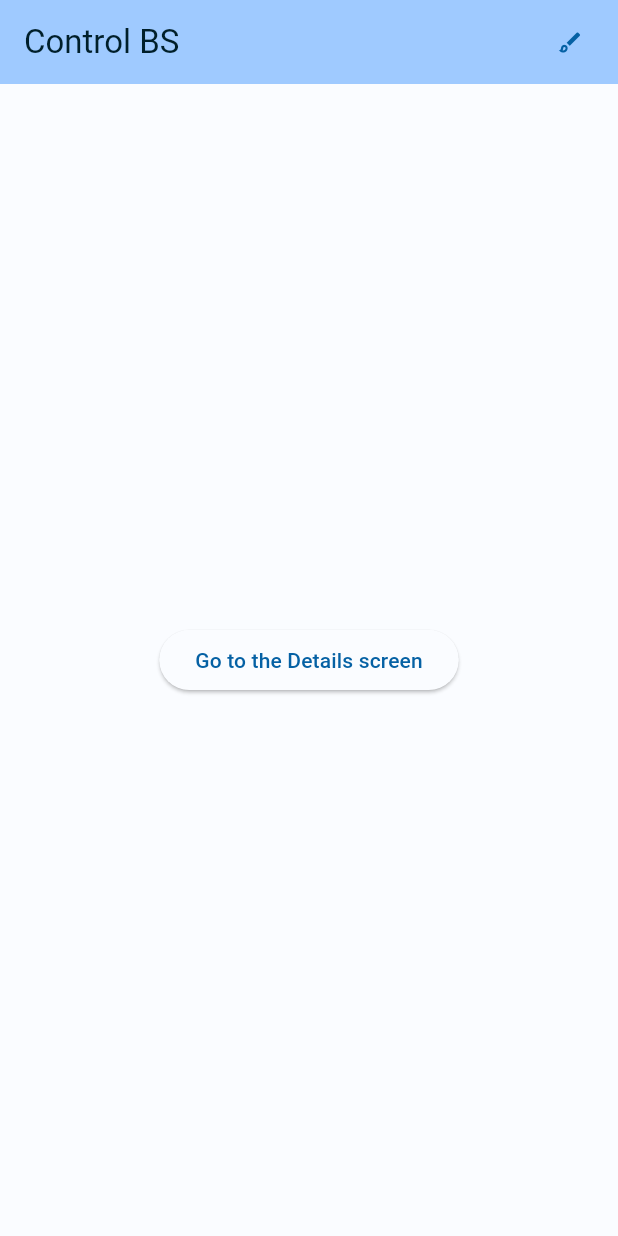
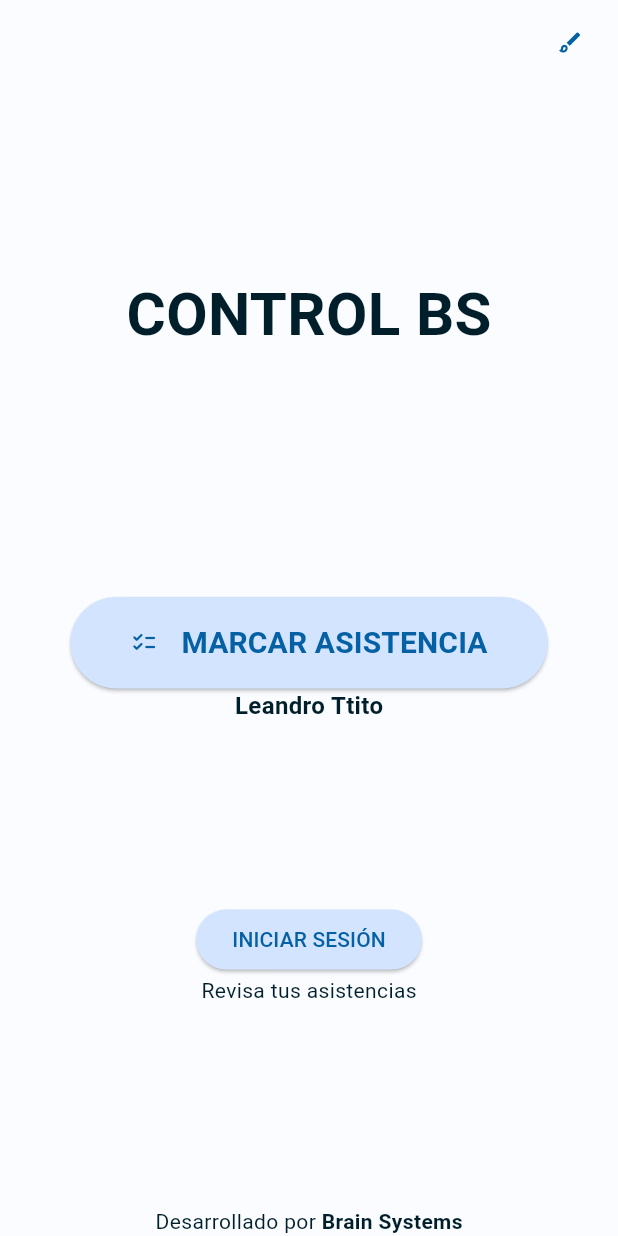
Before and after one commit to e1len-code/ControlBS-Mobile, a Flutter app: the screen it shows after launch, on a phone screen of 412 x 824 dp. Run offline on Flutter 3.47's test engine with Material 2 defaults, Android fonts, the light colour scheme and no system bars; our stand-ins replace go_router.

Commit message:
fix: redesign home_screen

```diff
--- a/lib/home_screen.dart
+++ b/lib/home_screen.dart
@@ -1,3 +1,5 @@
+import 'package:controlbs_mobile/core/constants/size_config.dart';
+import 'package:controlbs_mobile/core/widgets/title_widget.dart';
 import 'package:controlbs_mobile/theme_stuff.dart';
 import 'package:flutter/material.dart';
 import 'package:go_router/go_router.dart';
@@ -20,10 +22,7 @@ class _HomeScreenState extends State<HomeScreen> {
   Widget build(BuildContext context) {
     return Scaffold(
       appBar: AppBar(
-        backgroundColor: Theme.of(context).colorScheme.inversePrimary,
-        title: Text('Control BS',
-            style:
-                TextStyle(color: Theme.of(context).colorScheme.onBackground)),
+        //backgroundColor: Theme.of(context).colorScheme.inversePrimary,
         actions: [
           TextButton(
               onPressed: () => context.go('/configtheme'),
@@ -31,9 +30,83 @@ class _HomeScreenState extends State<HomeScreen> {
         ],
       ),
       body: Center(
-        child: ElevatedButton(
-          onPressed: () => context.go('/details'),
-          child: const Text('Go to the Details screen'),
+        child: Column(
+          mainAxisAlignment: MainAxisAlignment.center,
+          crossAxisAlignment: CrossAxisAlignment.center,
+          children: [
+            const Expanded(
+                flex: 2, child: Center(child: TitleWidget(text: "CONTROL BS"))),
+            Expanded(
+              flex: 1,
+              child: Column(
+                mainAxisAlignment: MainAxisAlignment.center,
+                children: [
+                  ElevatedButton(
+                    style: ElevatedButton.styleFrom(
+                        backgroundColor:
+                            Theme.of(context).colorScheme.primaryContainer,
+                        padding: const EdgeInsets.symmetric(
+                            vertical: vspaceXL, horizontal: hspaceXXL * 2)),
+                    onPressed: () => context.go('/details'),
+                    child: const Row(
+                      mainAxisAlignment: MainAxisAlignment.center,
+                      mainAxisSize: MainAxisSize.min,
+                      children: [
+                        Icon(Icons.checklist_rounded),
+                        SizedBox(
+                          width: vspaceXL,
+                        ),
+                        Text(
+                          'MARCAR ASISTENCIA',
+                          style: TextStyle(
+                              fontSize: fontSizeXXL,
+                              fontWeight: fontWeightBold),
+                        ),
+                      ],
+                    ),
+                  ),
+                  const Text(
+                    "Leandro Ttito",
+                    style: TextStyle(
+                        fontWeight: fontWeightBold, fontSize: fontSizeL),
+                  ),
+                ],
+              ),
+            ),
+            Expanded(
+              flex: 1,
+              child: Column(
+                mainAxisAlignment: MainAxisAlignment.end,
+                children: [
+                  ElevatedButton(
+                    onPressed: () => context.go('/login'),
+                    style: ElevatedButton.styleFrom(
+                        backgroundColor:
+                            Theme.of(context).colorScheme.primaryContainer),
+                    child: const Text('INICIAR SESIÓN'),
+                  ),
+                  const Text("Revisa tus asistencias"),
+                ],
+              ),
+            ),
+            const Expanded(
+              flex: 1,
+              child: Row(
+                mainAxisAlignment: MainAxisAlignment.center,
+                crossAxisAlignment: CrossAxisAlignment.end,
+                children: [
+                  Text(
+                    "Desarrollado por ",
+                    style: TextStyle(),
+                  ),
+                  Text(
+                    "Brain Systems",
+                    style: TextStyle(fontWeight: fontWeightBold),
+                  )
+                ],
+              ),
+            )
+          ],
         ),
       ),
     );
```
